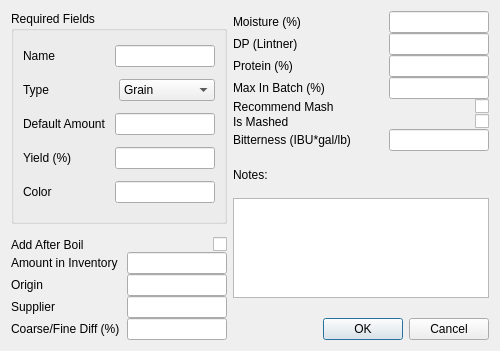
This is ui/fermentableEditor.ui in mikfire/brewtarget as Qt 5 draws it before an edit. The edited form follows.
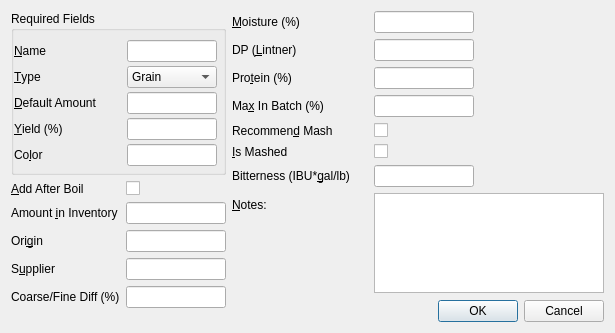
This is the edited form. Custom widgets are drawn as their Qt base class.

Patch:
```diff
--- a/ui/fermentableEditor.ui
+++ b/ui/fermentableEditor.ui
@@ -6,8 +6,8 @@
    <rect>
     <x>0</x>
     <y>0</y>
-    <width>500</width>
-    <height>351</height>
+    <width>615</width>
+    <height>333</height>
    </rect>
   </property>
   <property name="windowTitle">
@@ -16,43 +16,44 @@
   <property name="configSection" stdset="0">
    <string notr="true">fermentableEditor</string>
   </property>
-  <layout class="QHBoxLayout" name="horizontalLayout_18">
+  <layout class="QHBoxLayout" name="horizontalLayout">
    <item>
-    <layout class="QVBoxLayout" name="verticalLayout_2">
-     <property name="spacing">
-      <number>0</number>
-     </property>
+    <layout class="QVBoxLayout" name="verticalLayout_required" stretch="0,0">
      <item>
       <widget class="QGroupBox" name="groupBox">
        <property name="title">
         <string>Required Fields</string>
        </property>
-       <property name="configSection" stdset="0">
-        <string notr="true">fermentableEditor</string>
+       <property name="flat">
+        <bool>true</bool>
        </property>
-       <layout class="QVBoxLayout" name="verticalLayout">
-        <property name="spacing">
+       <layout class="QFormLayout" name="formLayout">
+        <property name="horizontalSpacing">
+         <number>30</number>
+        </property>
+        <property name="verticalSpacing">
+         <number>4</number>
+        </property>
+        <property name="leftMargin">
          <number>0</number>
         </property>
-        <property name="topMargin">
-         <number>2</number>
+        <property name="rightMargin">
+         <number>6</number>
         </property>
         <property name="bottomMargin">
-         <number>2</number>
+         <number>6</number>
         </property>
-        <item>
-         <layout class="QHBoxLayout" name="horizontalLayout_5">
-          <item>
+        <item row="1" column="0">
            <widget class="QLabel" name="label">
             <property name="text">
-             <string>Name</string>
+           <string>&amp;Name</string>
             </property>
             <property name="buddy">
              <cstring>lineEdit_name</cstring>
             </property>
            </widget>
           </item>
-          <item>
+        <item row="1" column="1">
            <widget class="QLineEdit" name="lineEdit_name">
             <property name="sizePolicy">
              <sizepolicy hsizetype="Maximum" vsizetype="Fixed">
@@ -71,21 +72,17 @@
             </property>
            </widget>
           </item>
-         </layout>
-        </item>
-        <item>
-         <layout class="QHBoxLayout" name="horizontalLayout_4">
-          <item>
+        <item row="2" column="0">
            <widget class="QLabel" name="label_2">
             <property name="text">
-             <string>Type</string>
+           <string>&amp;Type</string>
             </property>
             <property name="buddy">
              <cstring>comboBox_type</cstring>
             </property>
            </widget>
           </item>
-          <item>
+        <item row="2" column="1">
            <widget class="QComboBox" name="comboBox_type">
             <property name="toolTip">
              <string>Type</string>
@@ -117,24 +114,20 @@
             </item>
            </widget>
           </item>
-         </layout>
-        </item>
-        <item>
-         <layout class="QHBoxLayout" name="horizontalLayout_3">
-          <item>
+        <item row="3" column="0">
            <widget class="BtMassLabel" name="label_amount">
             <property name="contextMenuPolicy">
              <enum>Qt::CustomContextMenu</enum>
             </property>
             <property name="text">
-             <string>Default Amount</string>
+           <string>&amp;Default Amount</string>
             </property>
             <property name="buddy">
              <cstring>lineEdit_amount</cstring>
             </property>
            </widget>
           </item>
-          <item>
+        <item row="3" column="1">
            <widget class="BtMassEdit" name="lineEdit_amount">
             <property name="sizePolicy">
              <sizepolicy hsizetype="Maximum" vsizetype="Fixed">
@@ -156,21 +149,17 @@
             </property>
            </widget>
           </item>
-         </layout>
-        </item>
-        <item>
-         <layout class="QHBoxLayout" name="horizontalLayout_2">
-          <item>
+        <item row="4" column="0">
            <widget class="QLabel" name="label_yield">
             <property name="text">
-             <string>Yield (%)</string>
+           <string>&amp;Yield (%)</string>
             </property>
             <property name="buddy">
              <cstring>lineEdit_yield</cstring>
             </property>
            </widget>
           </item>
-          <item>
+        <item row="4" column="1">
            <widget class="BtGenericEdit" name="lineEdit_yield">
             <property name="sizePolicy">
              <sizepolicy hsizetype="Maximum" vsizetype="Fixed">
@@ -192,24 +181,20 @@
             </property>
            </widget>
           </item>
-         </layout>
-        </item>
-        <item>
-         <layout class="QHBoxLayout" name="horizontalLayout">
-          <item>
+        <item row="5" column="0">
            <widget class="BtColorLabel" name="label_color">
             <property name="contextMenuPolicy">
              <enum>Qt::CustomContextMenu</enum>
             </property>
             <property name="text">
-             <string>Color</string>
+           <string>Co&amp;lor</string>
             </property>
             <property name="buddy">
              <cstring>lineEdit_color</cstring>
             </property>
            </widget>
           </item>
-          <item>
+        <item row="5" column="1">
            <widget class="BtColorEdit" name="lineEdit_color">
             <property name="sizePolicy">
              <sizepolicy hsizetype="Maximum" vsizetype="Fixed">
@@ -232,29 +217,11 @@
            </widget>
           </item>
          </layout>
-        </item>
-       </layout>
       </widget>
      </item>
      <item>
-      <spacer name="verticalSpacer_3">
-       <property name="orientation">
-        <enum>Qt::Vertical</enum>
-       </property>
-       <property name="sizeType">
-        <enum>QSizePolicy::Fixed</enum>
-       </property>
-       <property name="sizeHint" stdset="0">
-        <size>
-         <width>20</width>
-         <height>13</height>
-        </size>
-       </property>
-      </spacer>
-     </item>
-     <item>
-      <layout class="QHBoxLayout" name="horizontalLayout_6">
-       <item>
+      <layout class="QFormLayout" name="formLayout_2">
+       <item row="0" column="0">
         <widget class="QLabel" name="label_addAfterBoil">
          <property name="sizePolicy">
           <sizepolicy hsizetype="Expanding" vsizetype="Preferred">
@@ -263,139 +230,47 @@
           </sizepolicy>
          </property>
          <property name="text">
-          <string>Add After Boil</string>
+          <string>&amp;Add After Boil</string>
          </property>
          <property name="buddy">
           <cstring>checkBox_addAfterBoil</cstring>
          </property>
         </widget>
        </item>
-       <item>
-        <widget class="QCheckBox" name="checkBox_addAfterBoil">
-         <property name="sizePolicy">
-          <sizepolicy hsizetype="Preferred" vsizetype="Fixed">
-           <horstretch>0</horstretch>
-           <verstretch>0</verstretch>
-          </sizepolicy>
-         </property>
-         <property name="toolTip">
-          <string>This ingredient is added post boil.</string>
-         </property>
-         <property name="text">
-          <string/>
-         </property>
-        </widget>
-       </item>
-      </layout>
-     </item>
-     <item>
-      <layout class="QHBoxLayout" name="horizontalLayout_16">
-       <item>
+       <item row="1" column="0">
         <widget class="BtMassLabel" name="label_inventory">
          <property name="contextMenuPolicy">
           <enum>Qt::CustomContextMenu</enum>
          </property>
          <property name="text">
-          <string>Amount in Inventory</string>
+          <string>Amount &amp;in Inventory</string>
          </property>
          <property name="buddy">
           <cstring>lineEdit_inventory</cstring>
          </property>
         </widget>
        </item>
-       <item>
-        <widget class="BtMassEdit" name="lineEdit_inventory">
-         <property name="sizePolicy">
-          <sizepolicy hsizetype="Maximum" vsizetype="Fixed">
-           <horstretch>0</horstretch>
-           <verstretch>0</verstretch>
-          </sizepolicy>
-         </property>
-         <property name="maximumSize">
-          <size>
-           <width>100</width>
-           <height>16777215</height>
-          </size>
-         </property>
-         <property name="toolTip">
-          <string>Amount in inventory</string>
-         </property>
-         <property name="editField" stdset="0">
-          <string notr="true">inventory</string>
-         </property>
-        </widget>
-       </item>
-      </layout>
-     </item>
-     <item>
-      <layout class="QHBoxLayout" name="horizontalLayout_7">
-       <item>
+       <item row="2" column="0">
         <widget class="QLabel" name="label_origin">
          <property name="text">
-          <string>Origin</string>
+          <string>Ori&amp;gin</string>
          </property>
          <property name="buddy">
           <cstring>lineEdit_origin</cstring>
          </property>
         </widget>
        </item>
-       <item>
-        <widget class="QLineEdit" name="lineEdit_origin">
-         <property name="sizePolicy">
-          <sizepolicy hsizetype="Maximum" vsizetype="Fixed">
-           <horstretch>0</horstretch>
-           <verstretch>0</verstretch>
-          </sizepolicy>
-         </property>
-         <property name="maximumSize">
-          <size>
-           <width>100</width>
-           <height>16777215</height>
-          </size>
-         </property>
-         <property name="toolTip">
-          <string>Origin</string>
-         </property>
-        </widget>
-       </item>
-      </layout>
-     </item>
-     <item>
-      <layout class="QHBoxLayout" name="horizontalLayout_8">
-       <item>
+       <item row="3" column="0">
         <widget class="QLabel" name="label_supplier">
          <property name="text">
-          <string>Supplier</string>
+          <string>S&amp;upplier</string>
          </property>
          <property name="buddy">
           <cstring>lineEdit_supplier</cstring>
          </property>
         </widget>
        </item>
-       <item>
-        <widget class="QLineEdit" name="lineEdit_supplier">
-         <property name="sizePolicy">
-          <sizepolicy hsizetype="Maximum" vsizetype="Fixed">
-           <horstretch>0</horstretch>
-           <verstretch>0</verstretch>
-          </sizepolicy>
-         </property>
-         <property name="maximumSize">
-          <size>
-           <width>100</width>
-           <height>16777215</height>
-          </size>
-         </property>
-         <property name="toolTip">
-          <string>Supplier</string>
-         </property>
-        </widget>
-       </item>
-      </layout>
-     </item>
-     <item>
-      <layout class="QHBoxLayout" name="horizontalLayout_9">
-       <item>
+       <item row="4" column="0">
         <widget class="QLabel" name="label_coarseFineDiff">
          <property name="text">
           <string>Coarse/Fine Diff (%)</string>
@@ -405,7 +280,83 @@
          </property>
         </widget>
        </item>
-       <item>
+       <item row="0" column="1">
+        <widget class="QCheckBox" name="checkBox_addAfterBoil">
+         <property name="sizePolicy">
+          <sizepolicy hsizetype="Preferred" vsizetype="Fixed">
+           <horstretch>0</horstretch>
+           <verstretch>0</verstretch>
+          </sizepolicy>
+         </property>
+         <property name="toolTip">
+          <string>This ingredient is added post boil.</string>
+         </property>
+         <property name="text">
+          <string/>
+         </property>
+        </widget>
+       </item>
+       <item row="1" column="1">
+        <widget class="BtMassEdit" name="lineEdit_inventory">
+         <property name="sizePolicy">
+          <sizepolicy hsizetype="Maximum" vsizetype="Fixed">
+           <horstretch>0</horstretch>
+           <verstretch>0</verstretch>
+          </sizepolicy>
+         </property>
+         <property name="maximumSize">
+          <size>
+           <width>100</width>
+           <height>16777215</height>
+          </size>
+         </property>
+         <property name="toolTip">
+          <string>Amount in inventory</string>
+         </property>
+         <property name="editField" stdset="0">
+          <string notr="true">inventory</string>
+         </property>
+        </widget>
+       </item>
+       <item row="2" column="1">
+        <widget class="QLineEdit" name="lineEdit_origin">
+         <property name="sizePolicy">
+          <sizepolicy hsizetype="Maximum" vsizetype="Fixed">
+           <horstretch>0</horstretch>
+           <verstretch>0</verstretch>
+          </sizepolicy>
+         </property>
+         <property name="maximumSize">
+          <size>
+           <width>100</width>
+           <height>16777215</height>
+          </size>
+         </property>
+         <property name="toolTip">
+          <string>Origin</string>
+         </property>
+        </widget>
+       </item>
+       <item row="3" column="1">
+        <widget class="QLineEdit" name="lineEdit_supplier">
+         <property name="sizePolicy">
+          <sizepolicy hsizetype="Maximum" vsizetype="Fixed">
+           <horstretch>0</horstretch>
+           <verstretch>0</verstretch>
+          </sizepolicy>
+         </property>
+         <property name="maximumSize">
+          <size>
+           <width>100</width>
+           <height>16777215</height>
+          </size>
+         </property>
+         <property name="toolTip">
+          <string>Supplier</string>
+         </property>
+        </widget>
+       </item>
+       <item row="4" column="1">
         <widget class="BtGenericEdit" name="lineEdit_coarseFineDiff">
          <property name="sizePolicy">
           <sizepolicy hsizetype="Maximum" vsizetype="Fixed">
@@ -432,23 +383,105 @@
     </layout>
    </item>
    <item>
-    <layout class="QVBoxLayout" name="verticalLayout_3">
-     <property name="spacing">
-      <number>0</number>
-     </property>
-     <item>
-      <layout class="QHBoxLayout" name="horizontalLayout_10">
-       <item>
+    <layout class="QVBoxLayout" name="verticalLayout_extras">
+     <item>
+      <layout class="QFormLayout" name="formLayout_3">
+       <property name="horizontalSpacing">
+        <number>24</number>
+       </property>
+       <item row="0" column="0">
         <widget class="QLabel" name="label_moisture">
          <property name="text">
-          <string>Moisture (%)</string>
+          <string>&amp;Moisture (%)</string>
          </property>
          <property name="buddy">
           <cstring>lineEdit_moisture</cstring>
          </property>
         </widget>
        </item>
-       <item>
+       <item row="1" column="0">
+        <widget class="QLabel" name="label_diastaticPower">
+         <property name="text">
+          <string>DP (&amp;Lintner)</string>
+         </property>
+         <property name="buddy">
+          <cstring>lineEdit_diastaticPower</cstring>
+         </property>
+        </widget>
+       </item>
+       <item row="2" column="0">
+        <widget class="QLabel" name="label_protein">
+         <property name="text">
+          <string>Pro&amp;tein (%)</string>
+         </property>
+         <property name="buddy">
+          <cstring>lineEdit_protein</cstring>
+         </property>
+        </widget>
+       </item>
+       <item row="3" column="0">
+        <widget class="QLabel" name="label_maxInBatch">
+         <property name="text">
+          <string>Ma&amp;x In Batch (%)</string>
+         </property>
+         <property name="buddy">
+          <cstring>lineEdit_maxInBatch</cstring>
+         </property>
+        </widget>
+       </item>
+       <item row="4" column="0">
+        <widget class="QLabel" name="label_recommendMash">
+         <property name="sizePolicy">
+          <sizepolicy hsizetype="Expanding" vsizetype="Preferred">
+           <horstretch>0</horstretch>
+           <verstretch>0</verstretch>
+          </sizepolicy>
+         </property>
+         <property name="text">
+          <string>Recommen&amp;d Mash</string>
+         </property>
+         <property name="buddy">
+          <cstring>checkBox_recommendMash</cstring>
+         </property>
+        </widget>
+       </item>
+       <item row="5" column="0">
+        <widget class="QLabel" name="label_isMashed">
+         <property name="sizePolicy">
+          <sizepolicy hsizetype="Expanding" vsizetype="Preferred">
+           <horstretch>0</horstretch>
+           <verstretch>0</verstretch>
+          </sizepolicy>
+         </property>
+         <property name="text">
+          <string>&amp;Is Mashed</string>
+         </property>
+         <property name="buddy">
+          <cstring>checkBox_isMashed</cstring>
+         </property>
+        </widget>
+       </item>
+       <item row="6" column="0">
+        <widget class="QLabel" name="label_ibuGalPerLb">
+         <property name="text">
+          <string>Bitterness (IBU*&amp;gal/lb)</string>
+         </property>
+         <property name="buddy">
+          <cstring>lineEdit_ibuGalPerLb</cstring>
+         </property>
+        </widget>
+       </item>
+       <item row="7" column="0">
+        <widget class="QLabel" name="label_notes">
+         <property name="text">
+          <string>&amp;Notes:</string>
+         </property>
+         <property name="buddy">
+          <cstring>textEdit_notes</cstring>
+         </property>
+        </widget>
+       </item>
+       <item row="0" column="1">
         <widget class="BtGenericEdit" name="lineEdit_moisture">
          <property name="sizePolicy">
           <sizepolicy hsizetype="Maximum" vsizetype="Fixed">
@@ -470,21 +503,7 @@
          </property>
         </widget>
        </item>
-      </layout>
-     </item>
-     <item>
-      <layout class="QHBoxLayout" name="horizontalLayout_11">
-       <item>
-        <widget class="QLabel" name="label_diastaticPower">
-         <property name="text">
-          <string>DP (Lintner)</string>
-         </property>
-         <property name="buddy">
-          <cstring>lineEdit_diastaticPower</cstring>
-         </property>
-        </widget>
-       </item>
-       <item>
+       <item row="1" column="1">
         <widget class="BtGenericEdit" name="lineEdit_diastaticPower">
          <property name="sizePolicy">
           <sizepolicy hsizetype="Maximum" vsizetype="Fixed">
@@ -506,21 +525,7 @@
          </property>
         </widget>
        </item>
-      </layout>
-     </item>
-     <item>
-      <layout class="QHBoxLayout" name="horizontalLayout_12">
-       <item>
-        <widget class="QLabel" name="label_protein">
-         <property name="text">
-          <string>Protein (%)</string>
-         </property>
-         <property name="buddy">
-          <cstring>lineEdit_protein</cstring>
-         </property>
-        </widget>
-       </item>
-       <item>
+       <item row="2" column="1">
         <widget class="BtGenericEdit" name="lineEdit_protein">
          <property name="sizePolicy">
           <sizepolicy hsizetype="Maximum" vsizetype="Fixed">
@@ -542,21 +547,7 @@
          </property>
         </widget>
        </item>
-      </layout>
-     </item>
-     <item>
-      <layout class="QHBoxLayout" name="horizontalLayout_13">
-       <item>
-        <widget class="QLabel" name="label_maxInBatch">
-         <property name="text">
-          <string>Max In Batch (%)</string>
-         </property>
-         <property name="buddy">
-          <cstring>lineEdit_maxInBatch</cstring>
-         </property>
-        </widget>
-       </item>
-       <item>
+       <item row="3" column="1">
         <widget class="BtGenericEdit" name="lineEdit_maxInBatch">
          <property name="sizePolicy">
           <sizepolicy hsizetype="Maximum" vsizetype="Fixed">
@@ -578,27 +569,7 @@
          </property>
         </widget>
        </item>
-      </layout>
-     </item>
-     <item>
-      <layout class="QHBoxLayout" name="horizontalLayout_14">
-       <item>
-        <widget class="QLabel" name="label_recommendMash">
-         <property name="sizePolicy">
-          <sizepolicy hsizetype="Expanding" vsizetype="Preferred">
-           <horstretch>0</horstretch>
-           <verstretch>0</verstretch>
-          </sizepolicy>
-         </property>
-         <property name="text">
-          <string>Recommend Mash</string>
-         </property>
-         <property name="buddy">
-          <cstring>checkBox_recommendMash</cstring>
-         </property>
-        </widget>
-       </item>
-       <item>
+       <item row="4" column="1">
         <widget class="QCheckBox" name="checkBox_recommendMash">
          <property name="toolTip">
           <string>Recommend this be mashed</string>
@@ -608,27 +579,7 @@
          </property>
         </widget>
        </item>
-      </layout>
-     </item>
-     <item>
-      <layout class="QHBoxLayout" name="horizontalLayout_17">
-       <item>
-        <widget class="QLabel" name="label_isMashed">
-         <property name="sizePolicy">
-          <sizepolicy hsizetype="Expanding" vsizetype="Preferred">
-           <horstretch>0</horstretch>
-           <verstretch>0</verstretch>
-          </sizepolicy>
-         </property>
-         <property name="text">
-          <string>Is Mashed</string>
-         </property>
-         <property name="buddy">
-          <cstring>checkBox_isMashed</cstring>
-         </property>
-        </widget>
-       </item>
-       <item>
+       <item row="5" column="1">
         <widget class="QCheckBox" name="checkBox_isMashed">
          <property name="toolTip">
           <string>Checked if it is present in mash</string>
@@ -638,21 +589,7 @@
          </property>
         </widget>
        </item>
-      </layout>
-     </item>
-     <item>
-      <layout class="QHBoxLayout" name="horizontalLayout_15">
-       <item>
-        <widget class="QLabel" name="label_ibuGalPerLb">
-         <property name="text">
-          <string>Bitterness (IBU*gal/lb)</string>
-         </property>
-         <property name="buddy">
-          <cstring>lineEdit_ibuGalPerLb</cstring>
-         </property>
-        </widget>
-       </item>
-       <item>
+       <item row="6" column="1">
         <widget class="BtGenericEdit" name="lineEdit_ibuGalPerLb">
          <property name="sizePolicy">
           <sizepolicy hsizetype="Maximum" vsizetype="Fixed">
@@ -674,19 +611,7 @@
          </property>
         </widget>
        </item>
-      </layout>
-     </item>
-     <item>
-      <widget class="QLabel" name="label_notes">
-       <property name="text">
-        <string>Notes:</string>
-       </property>
-       <property name="buddy">
-        <cstring>textEdit_notes</cstring>
-       </property>
-      </widget>
-     </item>
-     <item>
+       <item row="7" column="1">
       <widget class="QTextEdit" name="textEdit_notes">
        <property name="maximumSize">
         <size>
@@ -696,21 +621,7 @@
        </property>
       </widget>
      </item>
-     <item>
-      <spacer name="verticalSpacer_2">
-       <property name="orientation">
-        <enum>Qt::Vertical</enum>
-       </property>
-       <property name="sizeType">
-        <enum>QSizePolicy::Preferred</enum>
-       </property>
-       <property name="sizeHint" stdset="0">
-        <size>
-         <width>20</width>
-         <height>20</height>
-        </size>
-       </property>
-      </spacer>
+      </layout>
      </item>
      <item>
       <widget class="QDialogButtonBox" name="buttonBox">
```
Left out of the diff: 23 changed lines with no effect on the pictures. Lines whose indentation alone changed are shown as unchanged.
